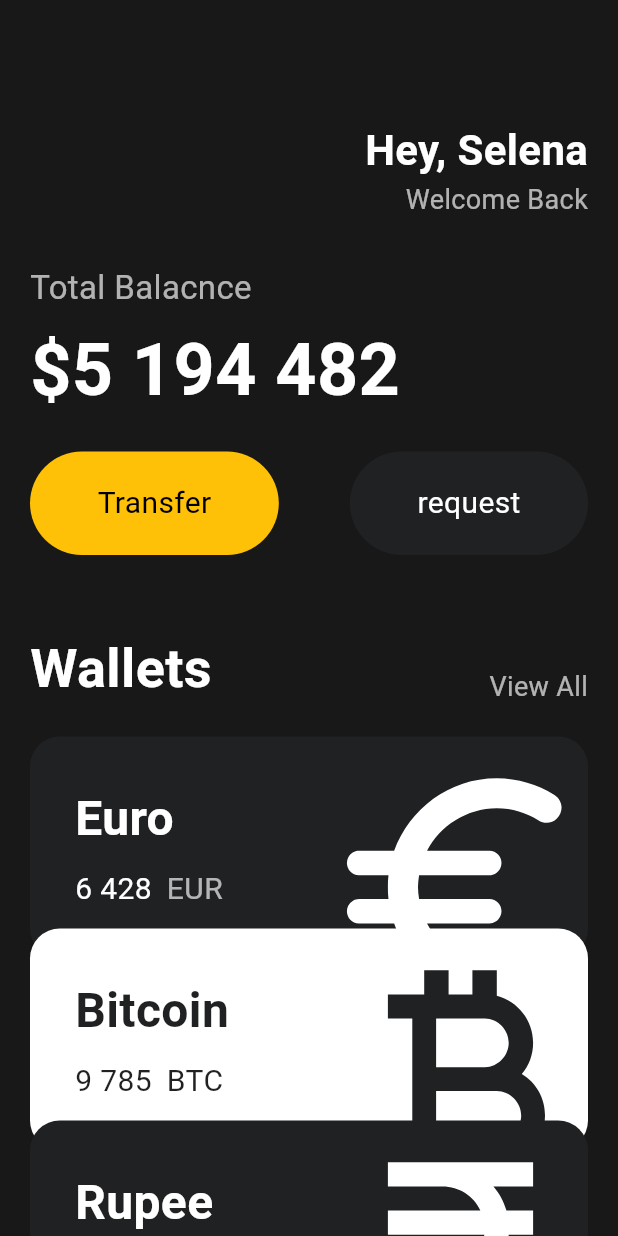
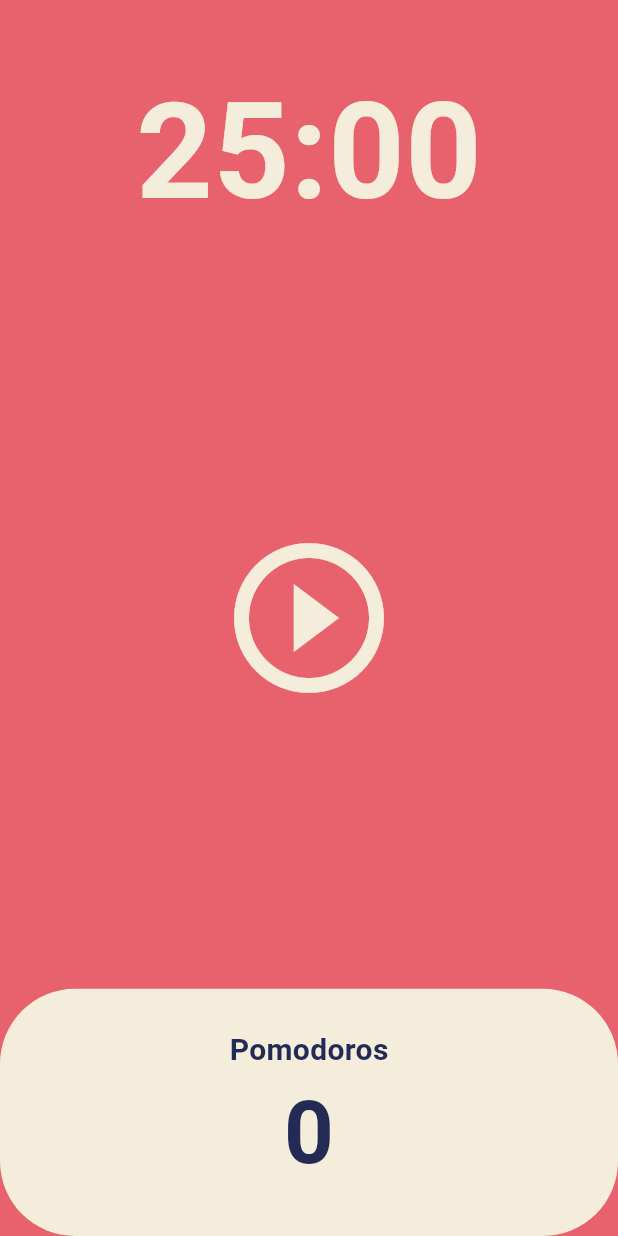
Before and after one commit to endomark/flutter-study-2025, a Flutter app: the screen it shows after launch, on a phone screen of 412 x 824 dp. Run offline on Flutter 3.47's test engine with Material 3 defaults, Android fonts, the phone set to English and light mode, and no system bars.

Commit message:
before code challenge

```diff
--- a/toonflix/lib/main.dart
+++ b/toonflix/lib/main.dart
@@ -1,6 +1,5 @@
 import 'package:flutter/material.dart';
-import 'package:toonflix/widgets/button.dart';
-import 'package:toonflix/widgets/currency_card.dart';
+import 'package:toonflix/screens/home_screen.dart';
 
 void main() {
   runApp(const App());
@@ -11,138 +10,17 @@ class App extends StatelessWidget {
 
   @override
   Widget build(BuildContext context) {
-    //MaterialApp ==google/ CupertinoApp == Apple
     return MaterialApp(
-      theme: ThemeData.dark(),
-      home: Scaffold(
-        backgroundColor: const Color(0xff181818),
-        body: SingleChildScrollView(
-          child: Padding(
-            padding: const EdgeInsetsGeometry.symmetric(
-              horizontal: 20,
-            ),
-            child: Column(
-              crossAxisAlignment: CrossAxisAlignment.start,
-              children: [
-                const SizedBox(height: 80),
-                Row(
-                  mainAxisAlignment: MainAxisAlignment.end,
-                  children: [
-                    Column(
-                      crossAxisAlignment: CrossAxisAlignment.end,
-                      children: [
-                        const Text(
-                          'Hey, Selena',
-                          style: TextStyle(
-                            color: Colors.white,
-                            fontSize: 28,
-                            fontWeight: FontWeight.w600,
-                          ),
-                        ),
-                        Text(
-                          'Welcome Back',
-                          style: TextStyle(
-                            color: Colors.white.withAlpha(170),
-                            fontSize: 18, //영상 12분 20초 까지 봄
-                          ),
-                        ),
-                      ],
-                    ),
-                  ],
-                ),
-                const SizedBox(
-                  height: 30,
-                ),
-                Text(
-                  'Total Balacnce',
-                  style: TextStyle(
-                    fontSize: 22,
-                    color: Colors.white.withAlpha(170),
-                  ),
-                ),
-                const SizedBox(
-                  height: 5,
-                ),
-                const Text(
-                  '\$5 194 482',
-                  style: TextStyle(
-                    fontSize: 48,
-                    color: Colors.white,
-                    fontWeight: FontWeight.w600,
-                  ),
-                ),
-                const SizedBox(height: 20),
-                const Row(
-                  mainAxisAlignment: MainAxisAlignment.spaceBetween,
-                  children: [
-                    Button(
-                      text: 'Transfer',
-                      bgColor: Colors.amber,
-                      textColor: Colors.black,
-                    ),
-                    Button(
-                      text: 'request',
-                      bgColor: Color(0xff1F2123),
-                      textColor: Colors.white,
-                    ),
-                  ],
-                ),
-                const SizedBox(
-                  height: 50,
-                ),
-                Row(
-                  crossAxisAlignment: CrossAxisAlignment.end,
-                  mainAxisAlignment: MainAxisAlignment.spaceBetween,
-                  children: [
-                    const Text(
-                      'Wallets',
-                      style: TextStyle(
-                        color: Colors.white,
-                        fontSize: 36,
-                        fontWeight: FontWeight.w600,
-                      ),
-                    ),
-                    Text(
-                      'View All',
-                      style: TextStyle(
-                        color: Colors.white.withAlpha(170),
-                        fontSize: 18,
-                      ),
-                    ),
-                  ],
-                ),
-                const SizedBox(
-                  height: 20,
-                ),
-                const CurrencyCard(
-                  name: 'Euro',
-                  code: 'EUR',
-                  amount: '6 428',
-                  icon: Icons.euro_rounded,
-                  isInverted: false,
-                  order: 0,
-                ),
-                const CurrencyCard(
-                  name: 'Bitcoin',
-                  code: 'BTC',
-                  amount: '9 785',
-                  icon: Icons.currency_bitcoin_sharp,
-                  isInverted: true,
-                  order: 1,
-                ),
-                const CurrencyCard(
-                  name: 'Rupee',
-                  code: 'INR',
-                  amount: '28 981',
-                  icon: Icons.currency_rupee_sharp,
-                  isInverted: false,
-                  order: 2,
-                ),
-              ],
-            ),
+      theme: ThemeData(
+        scaffoldBackgroundColor: const Color(0xffE7626C),
+        textTheme: const TextTheme(
+          headlineLarge: TextStyle(
+            color: Color(0xff232B55),
           ),
         ),
+        cardColor: const Color(0xffF4EDDB),
       ),
+      home: const HomeScreen(),
     );
   }
 }
--- /dev/null
+++ b/toonflix/lib/screens/home_screen.dart
@@ -0,0 +1,131 @@
+import 'package:flutter/material.dart';
+import 'dart:async';
+
+class HomeScreen extends StatefulWidget {
+  const HomeScreen({super.key});
+
+  @override
+  State<HomeScreen> createState() => _HomeScreenState();
+}
+
+class _HomeScreenState extends State<HomeScreen> {
+  static const twentyFiveMinutes = 1500;
+  int totalSeconds = twentyFiveMinutes;
+  bool isRunning = false;
+  late Timer timer;
+  int totalPomodoros = 0;
+
+  void onTick(Timer timer) {
+    if (totalSeconds == 0) {
+      setState(() {
+        totalPomodoros = totalPomodoros + 1;
+        isRunning = false;
+        totalSeconds = twentyFiveMinutes;
+      });
+      timer.cancel();
+    } else {
+      setState(() {
+        totalSeconds = totalSeconds - 1;
+      });
+    }
+  }
+
+  void onStartPressed() {
+    timer = Timer.periodic(const Duration(seconds: 1), onTick);
+    setState(() {
+      isRunning = true;
+    });
+  }
+
+  void onPausePressed() {
+    timer.cancel();
+    setState(() {
+      isRunning = false;
+    });
+  }
+
+  String format(int seconds) {
+    var dutarion = Duration(seconds: seconds);
+    return dutarion.toString().split('.').first.substring(2, 7);
+  }
+
+  @override
+  Widget build(BuildContext context) {
+    return Scaffold(
+      backgroundColor: Theme.of(context).scaffoldBackgroundColor,
+      body: Column(
+        children: [
+          Flexible(
+            flex: 1,
+            child: Container(
+              alignment: Alignment.bottomCenter,
+              child: Text(
+                format(totalSeconds),
+                style: TextStyle(
+                  color: Theme.of(context).cardColor,
+                  fontSize: 89,
+                  fontWeight: FontWeight.w600,
+                ),
+              ),
+            ),
+          ),
+          Flexible(
+            flex: 3,
+            child: Center(
+              child: IconButton(
+                iconSize: 120,
+                color: Theme.of(context).cardColor,
+                onPressed: isRunning ? onPausePressed : onStartPressed,
+                icon: Icon(
+                  isRunning
+                      ? Icons.pause_circle_outline_outlined
+                      : Icons.play_circle_outline_outlined,
+                ),
+              ),
+            ),
+          ),
+          Flexible(
+            flex: 1,
+            child: Row(
+              children: [
+                Expanded(
+                  child: Container(
+                    decoration: BoxDecoration(
+                      color: Theme.of(context).cardColor,
+                      borderRadius: BorderRadius.circular(50),
+                    ),
+                    child: Column(
+                      mainAxisAlignment: MainAxisAlignment.center,
+                      children: [
+                        Text(
+                          'Pomodoros',
+                          style: TextStyle(
+                            fontWeight: FontWeight.w600,
+                            fontSize: 20,
+                            color: Theme.of(
+                              context,
+                            ).textTheme.headlineLarge!.color,
+                          ),
+                        ),
+                        Text(
+                          '$totalPomodoros',
+                          style: TextStyle(
+                            fontWeight: FontWeight.w600,
+                            fontSize: 58,
+                            color: Theme.of(
+                              context,
+                            ).textTheme.headlineLarge!.color,
+                          ),
+                        ),
+                      ],
+                    ),
+                  ),
+                ),
+              ],
+            ),
+          ),
+        ],
+      ),
+    );
+  }
+}
```
Also changed, not shown: toonflix/lib/study.dart (added, +148 -0 lines), 1 other file.
